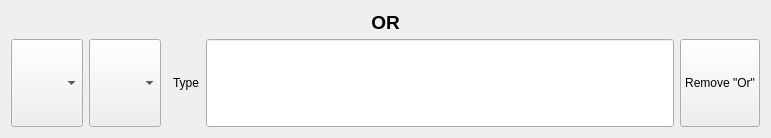
CS-4820-Library-Project/COUNTER-5-Report-Tool-2020-5.0, file ui/SearchOrFrame.ui: the form before one commit.
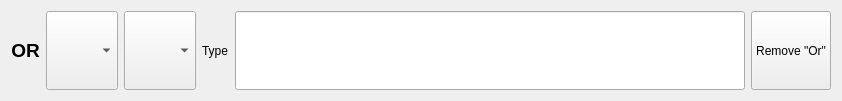
The form after the commit.

Commit message: cleaned up layout a bit

Diff of the .ui file:
```diff
--- a/ui/SearchOrFrame.ui
+++ b/ui/SearchOrFrame.ui
@@ -6,8 +6,8 @@
    <rect>
     <x>0</x>
     <y>0</y>
-    <width>771</width>
-    <height>138</height>
+    <width>842</width>
+    <height>101</height>
    </rect>
   </property>
   <property name="sizePolicy">
@@ -25,58 +25,8 @@
   <property name="frameShadow">
    <enum>QFrame::Plain</enum>
   </property>
-  <layout class="QGridLayout" name="gridLayout">
-   <item row="1" column="0">
-    <widget class="QComboBox" name="search_field_parameter_combobox">
-     <property name="sizePolicy">
-      <sizepolicy hsizetype="Preferred" vsizetype="Minimum">
-       <horstretch>0</horstretch>
-       <verstretch>0</verstretch>
-      </sizepolicy>
-     </property>
-    </widget>
-   </item>
-   <item row="1" column="4">
-    <widget class="QLineEdit" name="search_value_parameter_lineedit">
-     <property name="sizePolicy">
-      <sizepolicy hsizetype="Expanding" vsizetype="Minimum">
-       <horstretch>0</horstretch>
-       <verstretch>0</verstretch>
-      </sizepolicy>
-     </property>
-    </widget>
-   </item>
-   <item row="1" column="1">
-    <widget class="QComboBox" name="search_comparison_parameter_combobox">
-     <property name="sizePolicy">
-      <sizepolicy hsizetype="Preferred" vsizetype="Minimum">
-       <horstretch>0</horstretch>
-       <verstretch>0</verstretch>
-      </sizepolicy>
-     </property>
-    </widget>
-   </item>
-   <item row="1" column="3">
-    <widget class="QLabel" name="search_type_label">
-     <property name="text">
-      <string>Type</string>
-     </property>
-    </widget>
-   </item>
-   <item row="1" column="5">
-    <widget class="QPushButton" name="search_remove_or_clause_button">
-     <property name="sizePolicy">
-      <sizepolicy hsizetype="Preferred" vsizetype="Minimum">
-       <horstretch>0</horstretch>
-       <verstretch>0</verstretch>
-      </sizepolicy>
-     </property>
-     <property name="text">
-      <string>Remove &quot;Or&quot;</string>
-     </property>
-    </widget>
-   </item>
-   <item row="0" column="0" colspan="6">
+  <layout class="QHBoxLayout" name="horizontalLayout">
+   <item>
     <widget class="QLabel" name="search_or_label">
      <property name="maximumSize">
       <size>
@@ -102,6 +52,56 @@
      </property>
     </widget>
    </item>
+   <item>
+    <widget class="QComboBox" name="search_field_parameter_combobox">
+     <property name="sizePolicy">
+      <sizepolicy hsizetype="Preferred" vsizetype="Minimum">
+       <horstretch>0</horstretch>
+       <verstretch>0</verstretch>
+      </sizepolicy>
+     </property>
+    </widget>
+   </item>
+   <item>
+    <widget class="QComboBox" name="search_comparison_parameter_combobox">
+     <property name="sizePolicy">
+      <sizepolicy hsizetype="Preferred" vsizetype="Minimum">
+       <horstretch>0</horstretch>
+       <verstretch>0</verstretch>
+      </sizepolicy>
+     </property>
+    </widget>
+   </item>
+   <item>
+    <widget class="QLabel" name="search_type_label">
+     <property name="text">
+      <string>Type</string>
+     </property>
+    </widget>
+   </item>
+   <item>
+    <widget class="QLineEdit" name="search_value_parameter_lineedit">
+     <property name="sizePolicy">
+      <sizepolicy hsizetype="Expanding" vsizetype="Minimum">
+       <horstretch>0</horstretch>
+       <verstretch>0</verstretch>
+      </sizepolicy>
+     </property>
+    </widget>
+   </item>
+   <item>
+    <widget class="QPushButton" name="search_remove_or_clause_button">
+     <property name="sizePolicy">
+      <sizepolicy hsizetype="Preferred" vsizetype="Minimum">
+       <horstretch>0</horstretch>
+       <verstretch>0</verstretch>
+      </sizepolicy>
+     </property>
+     <property name="text">
+      <string>Remove &quot;Or&quot;</string>
+     </property>
+    </widget>
+   </item>
   </layout>
  </widget>
  <resources/>
```
The commit also changes 3 other files.
